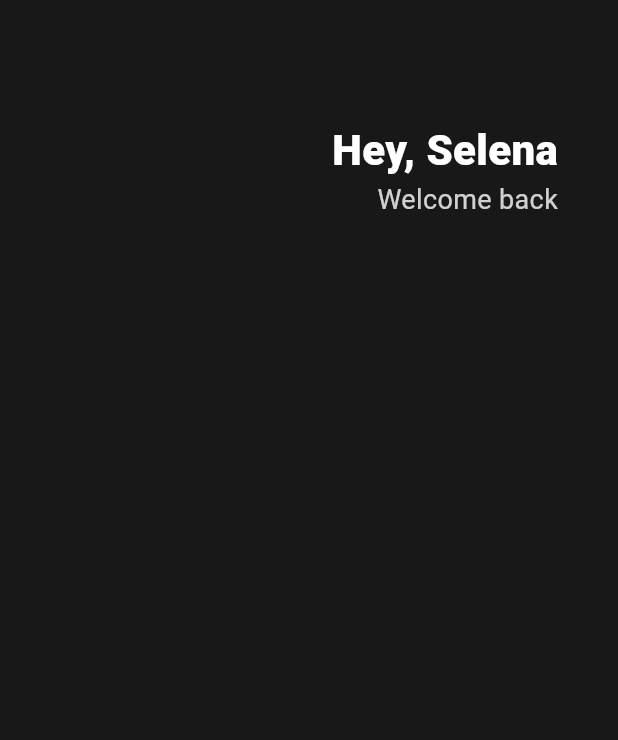
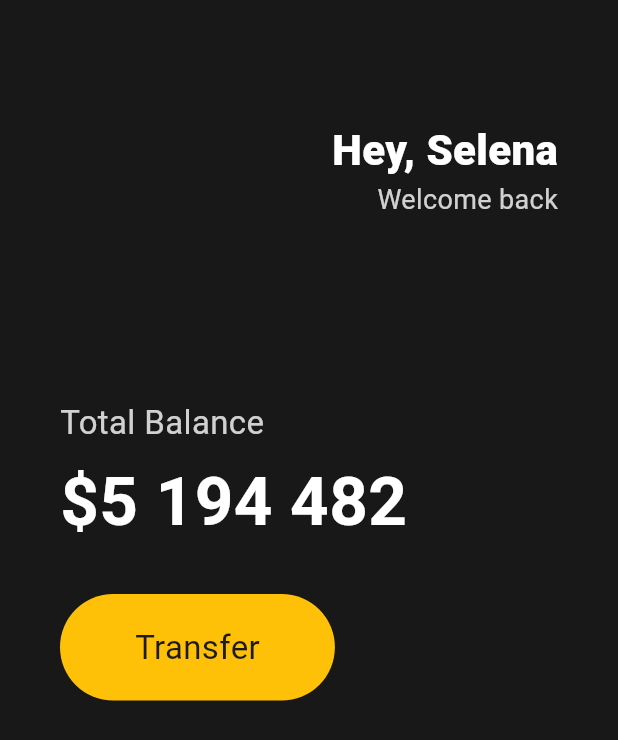
Before and after one commit to hae8064/webtoon, a Flutter app: the screen it shows after launch, on a phone screen of 412 x 824 dp. Shown: the top 740 px of the screen. Run offline on Flutter 3.47's test engine with Material 3 defaults, Android fonts, the phone set to English and light mode, and no system bars.

Commit message:
design: 메인 문구 추가 및 전송 버튼 추가

```diff
--- a/lib/main.dart
+++ b/lib/main.dart
@@ -20,6 +20,7 @@ class MainApp extends StatelessWidget {
         body: Padding(
           padding: EdgeInsets.symmetric(horizontal: 40),
           child: Column(
+            crossAxisAlignment: CrossAxisAlignment.start,
             children: [
               SizedBox(
                 height: 80,
@@ -48,7 +49,53 @@ class MainApp extends StatelessWidget {
                     ],
                   )
                 ],
-              )
+              ),
+              SizedBox(
+                height: 120,
+              ),
+              Text(
+                'Total Balance',
+                style: TextStyle(
+                  fontSize: 22,
+                  color: Colors.white.withOpacity(0.8),
+                ),
+              ),
+              SizedBox(
+                height: 5,
+              ),
+              Text(
+                '\$5 194 482',
+                style: TextStyle(
+                  fontSize: 45,
+                  fontWeight: FontWeight.w600,
+                  color: Colors.white,
+                ),
+              ),
+              SizedBox(
+                height: 30,
+              ),
+              Row(
+                children: [
+                  Container(
+                    decoration: BoxDecoration(
+                      color: Colors.amber,
+                      borderRadius: BorderRadius.circular(45),
+                    ),
+                    child: Padding(
+                      padding: EdgeInsets.symmetric(
+                        vertical: 20,
+                        horizontal: 50,
+                      ),
+                      child: Text(
+                        'Transfer',
+                        style: TextStyle(
+                          fontSize: 22,
+                        ),
+                      ),
+                    ),
+                  ),
+                ],
+              ),
             ],
           ),
         ),
```
